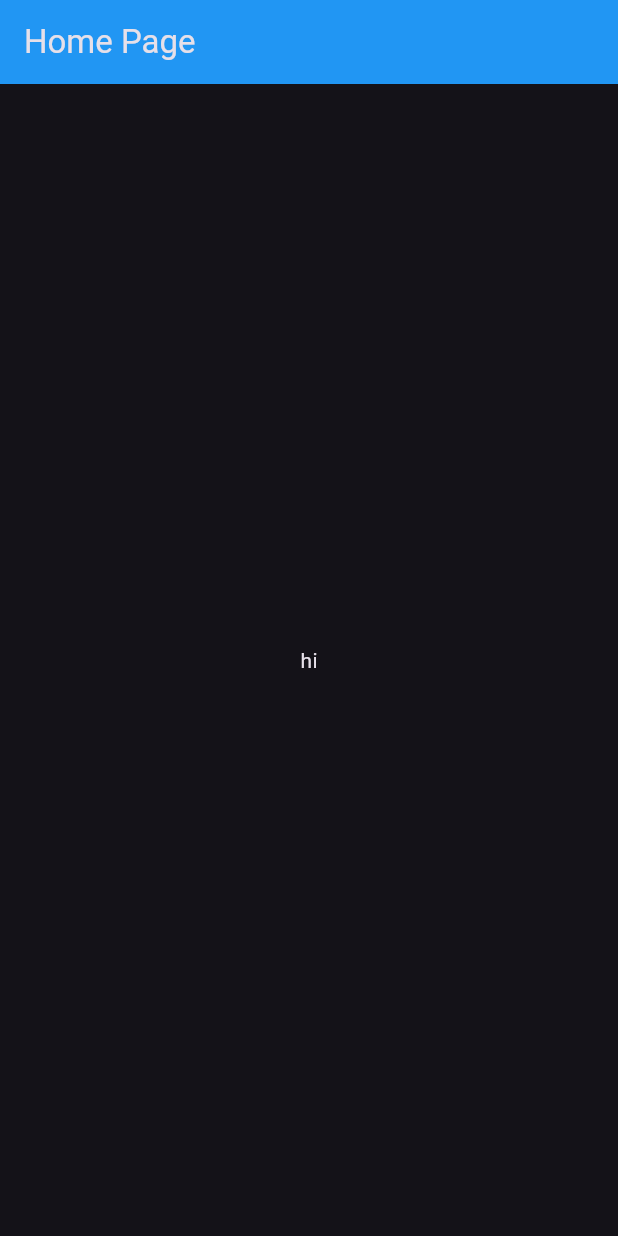
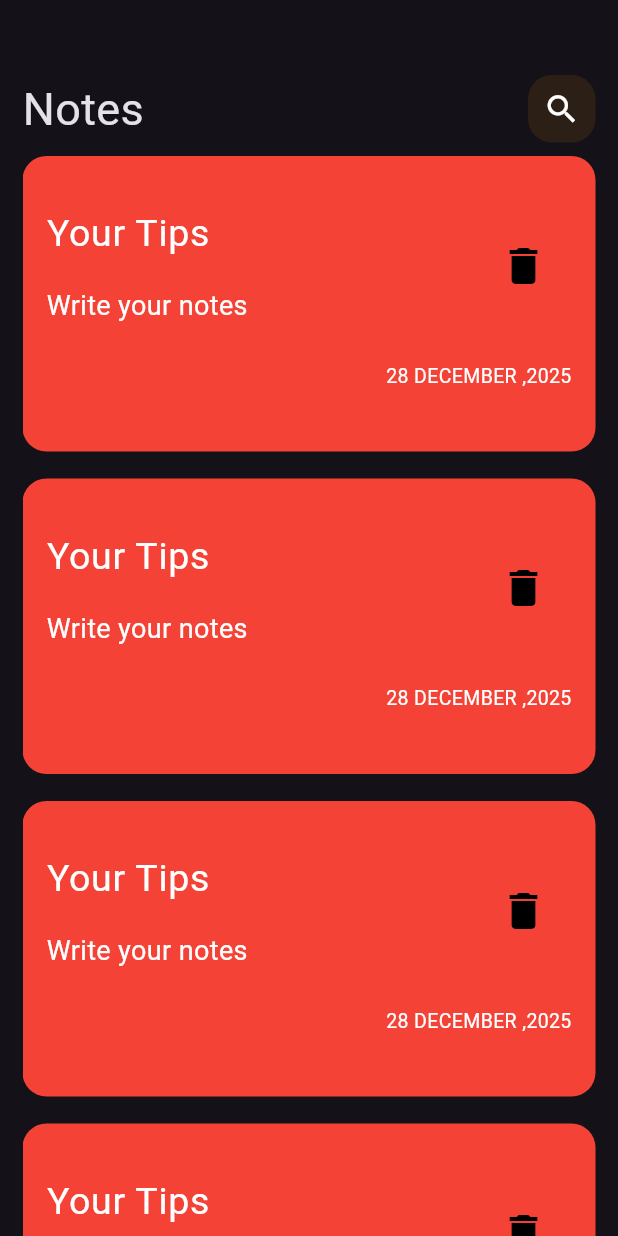
Before and after one commit to ahmedsss99921/notes_apps, a Flutter app: the screen it shows after launch, on a phone screen of 412 x 824 dp. Run offline on Flutter 3.47's test engine with Material 3 defaults, Android fonts, the phone set to English and light mode, and no system bars.

Commit message:
creat  notes list views

```diff
--- a/lib/main.dart
+++ b/lib/main.dart
@@ -1,3 +1,4 @@
+import 'package:ahmed_nots_app/views/widgets/notes_view_body.dart';
 import 'package:flutter/material.dart';
 
 void main() {
@@ -5,21 +6,14 @@ void main() {
 }
 
 class NotesApp extends StatelessWidget {
-  const NotesApp({Key? key}) : super(key: key);
+  const NotesApp({super.key});
 
   @override
-  Widget build(BuildContext context){
-return MaterialApp(
-    theme: ThemeData.dark(),
-    home:Scaffold(appBar: AppBar(
-      title: const Text('Home Page'),
-      backgroundColor: Colors.blue ,
-    ),
-    body: Center(
-      child: Text('hi')
-    ),
-    ),
-);
-
+  Widget build(BuildContext context) {
+    return MaterialApp(
+      debugShowCheckedModeBanner: false,
+      theme: ThemeData(brightness: Brightness.dark, fontFamily: 'Roboto'),
+      home: Scaffold(body: NotesViewsBody()),
+    );
   }
 }
--- a/lib/views/notes_views.dart
+++ b/lib/views/notes_views.dart
@@ -0,0 +1,13 @@
+import 'package:ahmed_nots_app/views/widgets/notes_view_body.dart';
+import 'package:flutter/material.dart';
+
+class NotesViews extends StatelessWidget{
+  const NotesViews({super.key});
+  @override
+  Widget build(BuildContext context) {
+   return Scaffold(
+    body: NotesViewsBody(),
+   );
+
+  }
+}
--- /dev/null
+++ b/lib/views/widgets/custome_appbar.dart
@@ -0,0 +1,20 @@
+import 'package:ahmed_nots_app/views/widgets/custome_icon.dart';
+import 'package:flutter/material.dart';
+class CustomeAppBar extends StatelessWidget{
+    const CustomeAppBar({super.key});
+    @override
+  Widget build(BuildContext context) {
+    return Row(
+      children: [
+        Text('Notes' , style: TextStyle(
+          fontSize: 30
+        ),
+        ),
+        Spacer(),
+        CustomeSearchIcon(),
+
+
+      ],
+  );
+  }
+  }
--- /dev/null
+++ b/lib/views/widgets/custome_icon.dart
@@ -0,0 +1,19 @@
+import 'package:flutter/material.dart';
+class CustomeSearchIcon extends StatelessWidget{
+    const CustomeSearchIcon({super.key});
+    @override
+  Widget build(BuildContext context) {
+    return Container(
+      height: 45,
+    width: 45,
+    decoration: BoxDecoration(
+      color: Colors.orange.withValues(alpha: 0.1),
+      borderRadius: BorderRadius.circular(16),
+    ),
+    child: const Center(
+      child: Icon(Icons.search,
+      size: 25,),
+    ),
+    );
+  }
+  }
--- /dev/null
+++ b/lib/views/widgets/note_item.dart
@@ -0,0 +1,39 @@
+import 'package:flutter/material.dart';
+
+class NoteItem extends StatelessWidget {
+  const NoteItem({super.key});
+  @override
+  Widget build(BuildContext context) {
+    return Container(
+      padding: const EdgeInsets.only(top: 25 ,bottom: 25),
+      decoration: BoxDecoration(
+        color: Colors.red,
+        borderRadius: BorderRadius.circular(16),
+      ),
+
+      child: Column(
+        crossAxisAlignment: CrossAxisAlignment.end,
+        children: [
+          ListTile(
+            title: Text('Your Tips', style: TextStyle(color: Colors.white,fontSize: 25)),
+            subtitle: Padding(padding: const EdgeInsets.only(top: 16),
+           child:  Text('Write your notes',style: TextStyle(fontSize: 18,color: Colors.white),),
+             ),
+             trailing: IconButton(
+              onPressed: () {},
+              icon: Icon(Icons.delete, color: Colors.black,size: 32
+              ,),
+            ),
+          ),
+
+
+
+
+          Padding(padding: const EdgeInsets.all(16),
+          child: Text('28 DECEMBER ,2025', style: TextStyle(color: Colors.white,fontSize: 13))
+          ),
+        ],
+      ),
+    );
+  }
+}
--- /dev/null
+++ b/lib/views/widgets/notes_list_view.dart
@@ -0,0 +1,17 @@
+import 'package:flutter/material.dart';
+import 'package:ahmed_nots_app/views/widgets/note_item.dart';
+
+class NotesListView extends StatelessWidget {
+  const NotesListView({super.key});
+
+  @override
+  Widget build(BuildContext context) {
+    return ListView.builder(
+      itemCount: 10,
+      itemBuilder: (context, index) {
+        return Padding (padding: const EdgeInsets.symmetric(vertical: 9),
+        child: const NoteItem(),);
+      },
+    );
+  }
+}
--- /dev/null
+++ b/lib/views/widgets/notes_view_body.dart
@@ -0,0 +1,25 @@
+import 'package:ahmed_nots_app/views/widgets/custome_appbar.dart';
+import 'package:ahmed_nots_app/views/widgets/notes_list_view.dart';
+import 'package:flutter/material.dart';
+ class NotesViewsBody extends StatelessWidget{
+    const NotesViewsBody({super.key});
+    @override
+  Widget build(BuildContext context) {
+    return Padding(padding: const EdgeInsets.symmetric(horizontal: 15),
+    child: Column(
+children:  [
+  SizedBox(
+        height: 50),
+             CustomeAppBar(),
+             Expanded(
+               child: NotesListView(),
+             )
+
+
+      ],
+    )
+
+
+    );
+  }
+  }
```
Also changed, not shown: pubspec.yaml (+7 -0 lines), pubspec.lock, 1 other file.
